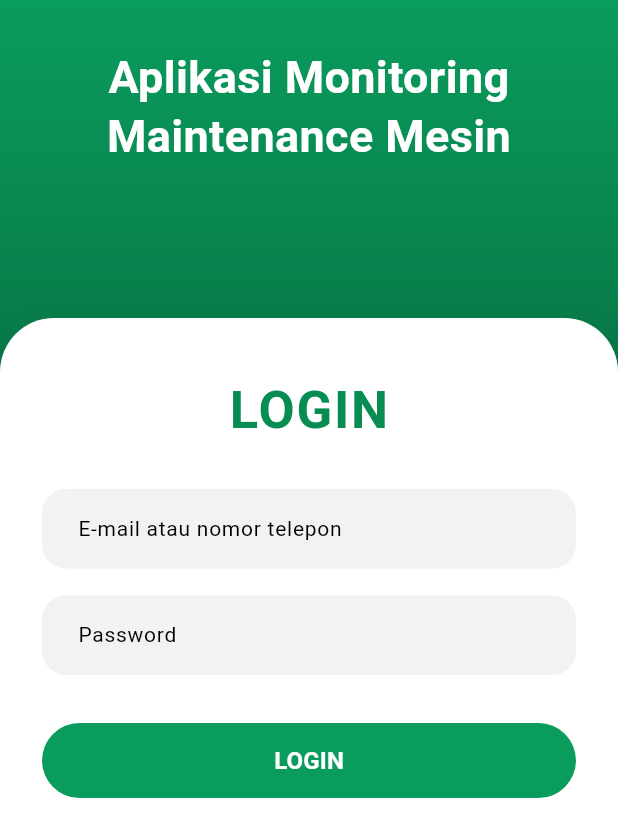
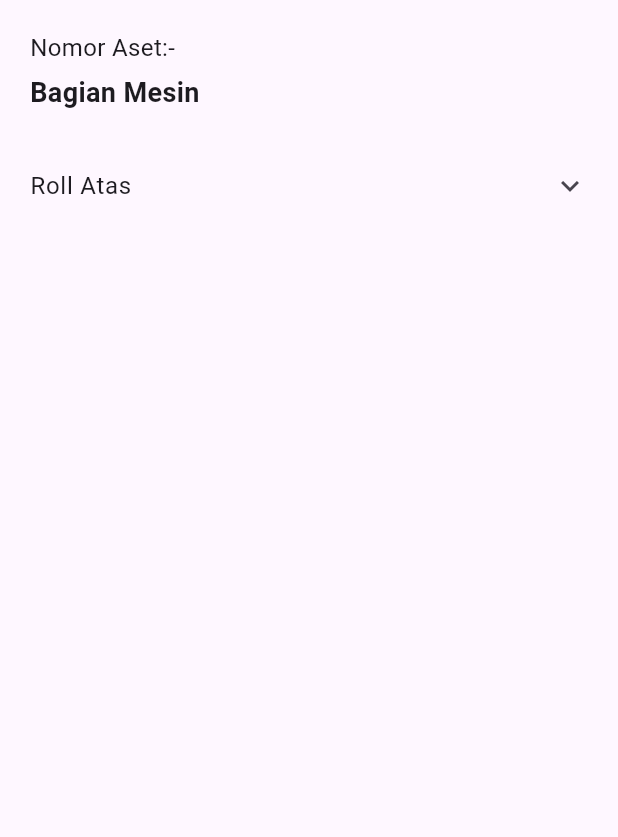
Before and after one commit to Dnoirzz/Monitoring_Maintenance, a Flutter app: the screen it shows after launch, on a phone screen of 412 x 824 dp. Shown: the top 837 px of the screen. Run offline on Flutter 3.47's test engine with Material 3 defaults, Android fonts, the phone set to English and light mode, and no system bars; Roboto replaces fonts that are missing (Arial).

```diff
--- a/lib/main.dart
+++ b/lib/main.dart
@@ -1,184 +1,143 @@
 import 'package:flutter/material.dart';
 
 void main() {
-  runApp(const MyApp());
+  runApp(const MaterialApp(
+    debugShowCheckedModeBanner: false,
+    home: KomponenPage(),
+  ));
 }
 
-class MyApp extends StatelessWidget {
-  const MyApp({super.key});
-
-  @override
-  Widget build(BuildContext context) {
-    return MaterialApp(
-      debugShowCheckedModeBanner: false,
-      title: 'Aplikasi Monitoring Maintenance Mesin',
-      theme: ThemeData(
-        fontFamily: 'Arial',
-        scaffoldBackgroundColor: Colors.white,
-        colorScheme: const ColorScheme.light(
-          primary: Color(0xFF0A9C5D),
-          secondary: Color(0xFF022415),
-        ),
-        useMaterial3: true,
-      ),
-      home: const LoginPage(),
-    );
-  }
-}
-
-class LoginPage extends StatelessWidget {
-  const LoginPage({super.key});
+class KomponenPage extends StatelessWidget {
+  const KomponenPage({super.key});
 
   @override
   Widget build(BuildContext context) {
     return Scaffold(
-      body: Container(
-        width: double.infinity,
-        height: double.infinity,
-        decoration: const BoxDecoration(
-          gradient: LinearGradient(
-            colors: [Color(0xFF0A9C5D), Color(0xFF022415)],
-            begin: Alignment.topCenter,
-            end: Alignment.bottomCenter,
-          ),
-        ),
-        child: SafeArea(
-          child: Column(
-            crossAxisAlignment: CrossAxisAlignment.stretch,
-            children: [
-              Padding(
-                padding: const EdgeInsets.symmetric(horizontal: 32, vertical: 32),
-                child: Column(
-                  mainAxisSize: MainAxisSize.min,
-                  children: const [
-                    Text(
-                      'Aplikasi Monitoring\nMaintenance Mesin',
-                      textAlign: TextAlign.center,
-                      style: TextStyle(
-                        color: Colors.white,
-                        fontSize: 30,
-                        fontWeight: FontWeight.bold,
-                        height: 1.3,
-                      ),
-                    ),
-                  ],
-                ),
-              ),
-              const SizedBox(height: 70),
-              Expanded(
-                child: Container(
-                  width: double.infinity,
-                  decoration: BoxDecoration(
-                    color: Colors.white,
-                    borderRadius: const BorderRadius.only(
-                      topLeft: Radius.circular(36),
-                      topRight: Radius.circular(36),
-                    ),
-                    boxShadow: [
-                      BoxShadow(
-                        color: Colors.black.withOpacity(0.15),
-                        blurRadius: 25,
-                        offset: const Offset(0, 12),
-                      ),
-                    ],
-                  ),
-                  child: SingleChildScrollView(
-                    padding: const EdgeInsets.fromLTRB(28, 36, 28, 32),
-                    child: Column(
-                      crossAxisAlignment: CrossAxisAlignment.stretch,
-                      mainAxisSize: MainAxisSize.min,
-                      children: [
-                        const Center(
-                          child: Text(
-                            'LOGIN',
-                            style: TextStyle(
-                              color: Color(0xFF078C51),
-                              fontSize: 35,
-                              fontWeight: FontWeight.bold,
-                              letterSpacing: 1.2,
-                            ),
-                          ),
-                        ),
-                        const SizedBox(height: 28),
-                        const _LoginTextField(
-                          hintText: 'E-mail atau nomor telepon',
-                          textInputType: TextInputType.emailAddress,
-                        ),
-                        const SizedBox(height: 18),
-                        const _LoginTextField(
-                          hintText: 'Password',
-                          obscureText: true,
-                        ),
-                        const SizedBox(height: 32),
-                        SizedBox(
-                          height: 50,
-                          child: ElevatedButton(
-                            style: ElevatedButton.styleFrom(
-                              backgroundColor: const Color(0xFF0A9C5D),
-                              foregroundColor: Colors.white,
-                              shape: const StadiumBorder(),
-                              elevation: 0,
-                            ),
-                            onPressed: () {},
-                            child: const Text(
-                              'LOGIN',
-                              style: TextStyle(
-                                fontSize: 16,
-                                fontWeight: FontWeight.w600,
-                              ),
-                            ),
-                          ),
-                        ),
-                      ],
-                    ),
-                  ),
-                ),
-              ),
+      body: ListView(
+        padding: const EdgeInsets.all(20),
+        children: const [
+          Text('Nomor Aset:-', style: TextStyle(fontSize: 16)),
+          SizedBox(height: 6),
+          Text('Bagian Mesin', style: TextStyle(fontSize: 18, fontWeight: FontWeight.bold)),
+          SizedBox(height: 20),
+          ItemPanel(
+            title: 'Roll Atas',
+            data: [
+              ['Bearing', 'SKF 6203'],
+              ['Shaft', 'Stainless Ø20'],
+              ['Baut Penahan', 'M8 x 25'],
             ],
           ),
-        ),
+        ],
       ),
     );
   }
 }
 
-class _LoginTextField extends StatelessWidget {
-  const _LoginTextField({
-    required this.hintText,
-    this.textInputType,
-    this.obscureText = false,
+class ItemPanel extends StatefulWidget {
+  final String title;
+  final List<List<String>> data;
+
+  const ItemPanel({
+    super.key,
+    required this.title,
+    required this.data,
   });
 
-  final String hintText;
-  final TextInputType? textInputType;
-  final bool obscureText;
+  @override
+  State<ItemPanel> createState() => _ItemPanelState();
+}
+
+class _ItemPanelState extends State<ItemPanel> {
+  late List<List<String>> rows;
+
+  @override
+  void initState() {
+    super.initState();
+    rows = widget.data.map((e) => [...e]).toList();
+  }
+
+  void editRow(int index) {
+    final controller = TextEditingController(text: rows[index][1]);
+
+    showDialog(
+      context: context,
+      builder: (_) {
+        return AlertDialog(
+          title: const Text('Ubah Komponen'),
+          content: TextField(
+            controller: controller,
+            decoration: const InputDecoration(labelText: 'Komponen Digunakan'),
+          ),
+          actions: [
+            TextButton(
+              onPressed: () {
+                setState(() {
+                  rows[index][1] = controller.text.trim();
+                });
+                Navigator.pop(context);
+              },
+              child: const Text('SIMPAN'),
+            ),
+          ],
+        );
+      },
+    );
+  }
 
   @override
   Widget build(BuildContext context) {
-    return TextField(
-      keyboardType: textInputType,
-      obscureText: obscureText,
-      decoration: InputDecoration(
-        hintText: hintText,
-        filled: true,
-        fillColor: const Color(0xFFF2F2F2),
-        contentPadding: const EdgeInsets.symmetric(horizontal: 20, vertical: 16),
-        border: OutlineInputBorder(
-          borderRadius: BorderRadius.circular(16),
-          borderSide: BorderSide.none,
+    return ExpansionTile(
+      tilePadding: EdgeInsets.zero,
+      childrenPadding: const EdgeInsets.only(bottom: 10),
+      title: Text(widget.title, style: const TextStyle(fontSize: 16)),
+      children: [
+        Table(
+          border: TableBorder.all(color: Colors.black54, width: 1),
+          columnWidths: const {
+            0: FlexColumnWidth(2),
+            1: FlexColumnWidth(3),
+            2: FlexColumnWidth(1),
+          },
+          children: [
+            TableRow(
+              decoration: BoxDecoration(color: Colors.grey.shade200),
+              children: const [
+                Padding(
+                  padding: EdgeInsets.all(8),
+                  child: Text('Bagian Komponen', style: TextStyle(fontWeight: FontWeight.bold)),
+                ),
+                Padding(
+                  padding: EdgeInsets.all(8),
+                  child: Text('Komponen Digunakan', style: TextStyle(fontWeight: FontWeight.bold)),
+                ),
+                Padding(
+                  padding: EdgeInsets.all(8),
+                  child: Text('Edit', style: TextStyle(fontWeight: FontWeight.bold)),
+                ),
+              ],
+            ),
+            ...List.generate(rows.length, (i) {
+              return TableRow(
+                children: [
+                  Padding(
+                    padding: const EdgeInsets.all(8),
+                    child: Text(rows[i][0]),
+                  ),
+                  Padding(
+                    padding: const EdgeInsets.all(8),
+                    child: Text(rows[i][1]),
+                  ),
+                  IconButton(
+                    onPressed: () => editRow(i),
+                    icon: const Icon(Icons.edit, size: 20),
+                  )
+                ],
+              );
+            }),
+          ],
         ),
-        focusedBorder: OutlineInputBorder(
-          borderRadius: BorderRadius.circular(16),
-          borderSide: const BorderSide(
-            color: Color(0xFF0A9C5D),
-            width: 1.4,
-          ),
-        ),
-      ),
-      style: const TextStyle(
-        color: Color(0xFF022415),
-        fontSize: 14,
-      ),
+      ],
     );
   }
 }
```
Also changed, not shown: lib/screen/login_page.dart (added, +158 -0 lines), lib/screen/splach_scr.dart (added, +49 -0 lines), pubspec.yaml (+7 -3 lines), assets/icon/NKP.png (added), assets/icon/NKP.webp (added), pubspec.lock, 2 other files.
